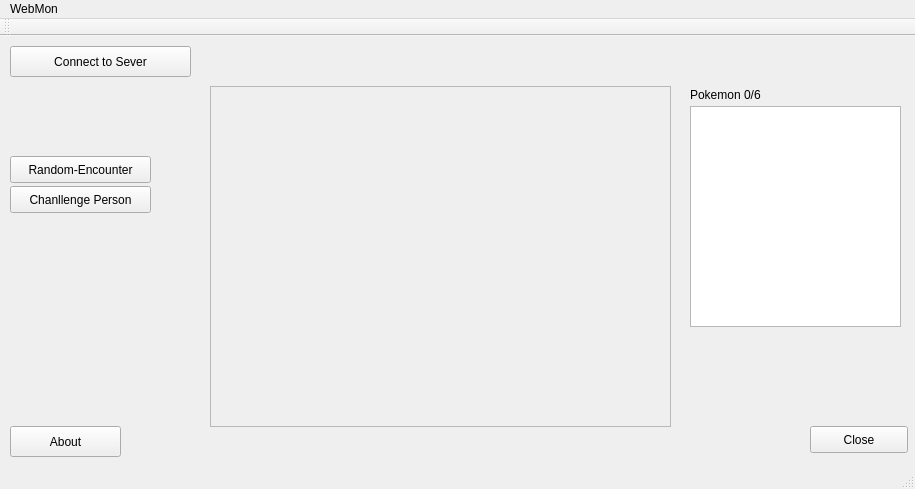
Above: WebMon-Client/mainwindow.ui from davsuss/WebMon before the change. Below: the same form after it.
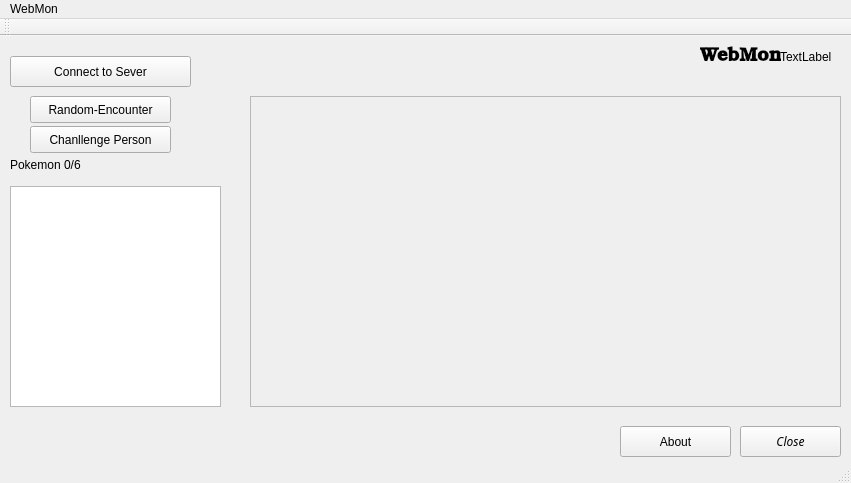
That is the form after the change.

Diff of the .ui file:
```diff
--- a/WebMon-Client/mainwindow.ui
+++ b/WebMon-Client/mainwindow.ui
@@ -6,8 +6,8 @@
    <rect>
     <x>0</x>
     <y>0</y>
-    <width>915</width>
-    <height>489</height>
+    <width>851</width>
+    <height>483</height>
    </rect>
   </property>
   <property name="windowTitle">
@@ -18,7 +18,7 @@
     <property name="geometry">
      <rect>
       <x>10</x>
-      <y>10</y>
+      <y>20</y>
       <width>181</width>
       <height>31</height>
      </rect>
@@ -30,10 +30,10 @@
    <widget class="QFrame" name="frame">
     <property name="geometry">
      <rect>
-      <x>210</x>
-      <y>50</y>
-      <width>461</width>
-      <height>341</height>
+      <x>250</x>
+      <y>60</y>
+      <width>591</width>
+      <height>311</height>
      </rect>
     </property>
     <property name="frameShape">
@@ -46,8 +46,8 @@
    <widget class="QListWidget" name="listWidget">
     <property name="geometry">
      <rect>
-      <x>690</x>
-      <y>70</y>
+      <x>10</x>
+      <y>150</y>
       <width>211</width>
       <height>221</height>
      </rect>
@@ -56,8 +56,8 @@
    <widget class="QLabel" name="label">
     <property name="geometry">
      <rect>
-      <x>690</x>
-      <y>50</y>
+      <x>10</x>
+      <y>120</y>
       <width>111</width>
       <height>17</height>
      </rect>
@@ -69,7 +69,7 @@
    <widget class="QPushButton" name="pushButton_2">
     <property name="geometry">
      <rect>
-      <x>10</x>
+      <x>620</x>
       <y>390</y>
       <width>111</width>
       <height>31</height>
@@ -82,8 +82,8 @@
    <widget class="QPushButton" name="pushButton_3">
     <property name="geometry">
      <rect>
-      <x>10</x>
-      <y>120</y>
+      <x>30</x>
+      <y>60</y>
       <width>141</width>
       <height>27</height>
      </rect>
@@ -95,8 +95,8 @@
    <widget class="QPushButton" name="pushButton_4">
     <property name="geometry">
      <rect>
-      <x>10</x>
-      <y>150</y>
+      <x>30</x>
+      <y>90</y>
       <width>141</width>
       <height>27</height>
      </rect>
@@ -108,23 +108,63 @@
    <widget class="QPushButton" name="pushButton_5">
     <property name="geometry">
      <rect>
-      <x>810</x>
+      <x>740</x>
       <y>390</y>
-      <width>98</width>
-      <height>27</height>
+      <width>101</width>
+      <height>31</height>
      </rect>
     </property>
+    <property name="font">
+     <font>
+      <family>Courier 10 Pitch</family>
+      <italic>true</italic>
+     </font>
+    </property>
     <property name="text">
      <string>Close</string>
     </property>
    </widget>
+   <widget class="QLabel" name="label_2">
+    <property name="geometry">
+     <rect>
+      <x>780</x>
+      <y>0</y>
+      <width>61</width>
+      <height>41</height>
+     </rect>
+    </property>
+    <property name="text">
+     <string>TextLabel</string>
+    </property>
+   </widget>
+   <widget class="QLabel" name="label_3">
+    <property name="geometry">
+     <rect>
+      <x>700</x>
+      <y>10</y>
+      <width>81</width>
+      <height>21</height>
+     </rect>
+    </property>
+    <property name="font">
+     <font>
+      <family>URW Bookman L</family>
+      <pointsize>14</pointsize>
+      <weight>75</weight>
+      <bold>true</bold>
+     </font>
+    </property>
+    <property name="text">
+     <string>WebMon</string>
+    </property>
+   </widget>
   </widget>
   <widget class="QMenuBar" name="menuBar">
    <property name="geometry">
     <rect>
      <x>0</x>
      <y>0</y>
-     <width>915</width>
+     <width>851</width>
      <height>25</height>
     </rect>
    </property>
```
